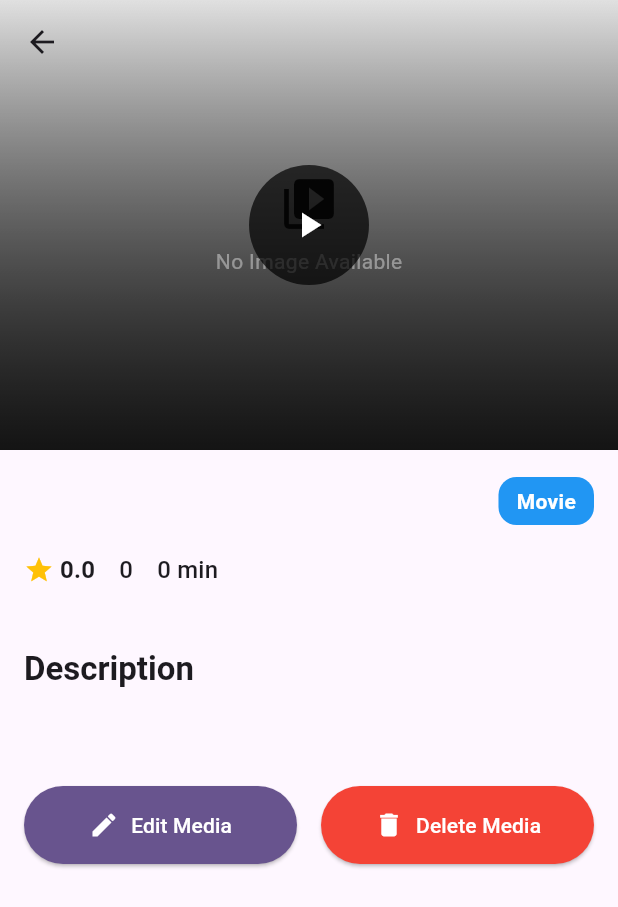
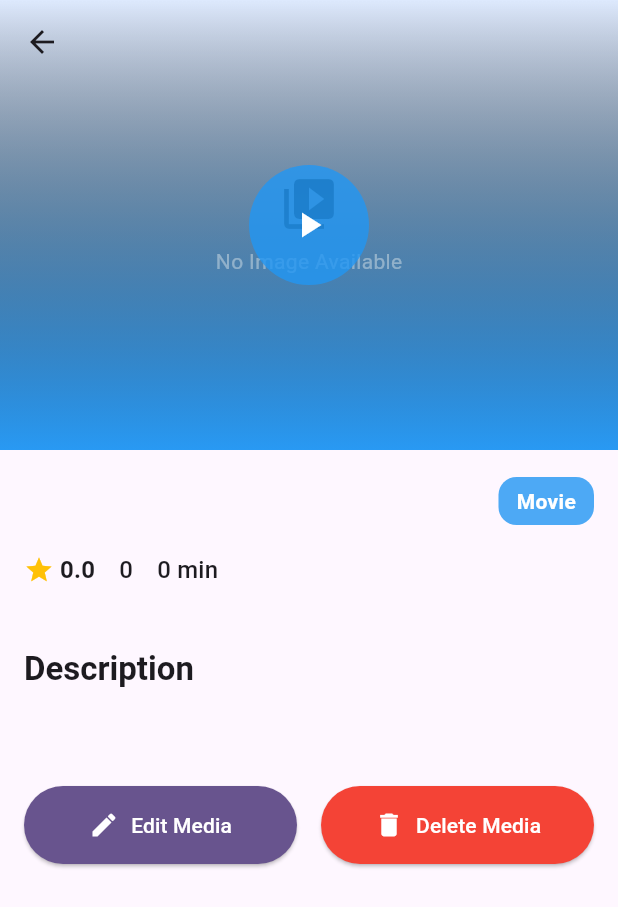
Before and after one commit to dperez2023/flixvod, a Flutter app: the MediaDetailPage screen opened directly with empty values, on a phone screen of 412 x 824 dp. Shown: the top 907 px of the screen. Run offline on Flutter 3.47's test engine with Material 3 defaults, Android fonts, the light colour scheme and no system bars; our stand-ins replace chewie, cloud_firestore, equatable, file_picker, firebase_auth, firebase_core and 5 more; accounts and stored records are empty; generated files the repository leaves out were written again; network calls fail.

Commit message:
core: Added colors for app-wide themes

```diff
--- a/flixvod/lib/core/app_icons.dart
+++ b/flixvod/lib/core/app_icons.dart
@@ -39,14 +39,14 @@ class AppIcons {
   // =================== MEDIA ICONS ===================
 
   /// Movie icon for media type indicators
-  static const Icon movie = Icon(
+  static final Icon movie = Icon(
     Icons.movie,
     color: AppTheme.movieTypeColor,
     size: AppTheme.mediumIconSize,
   );
 
   /// TV series icon for media type indicators
-  static const Icon series = Icon(
+  static final Icon series = Icon(
     Icons.tv,
     color: AppTheme.seriesTypeColor,
     size: AppTheme.mediumIconSize,
@@ -185,7 +185,7 @@ class AppIcons {
   );
 
   /// Info icon
-  static const Icon info = Icon(
+  static final Icon info = Icon(
     Icons.info,
     color: AppTheme.infoColor,
     size: AppTheme.extraLargeIconSize,
--- a/flixvod/lib/core/app_theme.dart
+++ b/flixvod/lib/core/app_theme.dart
@@ -38,55 +38,63 @@ class AppTheme {
 
   // =================== COLORS ===================
 
-  /// Background colors
-  static const Color primaryBackgroundColor = Colors.white;
-  static const Color secondaryBackgroundColor = Color(0xFFF5F5F5);
-  static Color overlayBackgroundColor = Colors.black.withOpacity(0.7);
-  static Color cardBackgroundColor = Colors.grey[300]!;
-  static Color errorBackgroundColor = Colors.red[50]!;
+  /// Background colors - iOS-style translucent blue
+  static Color primaryBackgroundColor = Colors.blue.withOpacity(0.1);
+  static Color secondaryBackgroundColor = Colors.blue.withOpacity(0.05);
+  static Color overlayBackgroundColor = Colors.blue.withOpacity(0.8);
+  static Color cardBackgroundColor = Colors.blue.withOpacity(0.15);
+  static Color errorBackgroundColor = Colors.red.withOpacity(0.1);
 
-  /// Foreground colors
-  static const Color primaryForegroundColor = Colors.black;
+  /// Foreground colors - White-based
+  static const Color primaryForegroundColor = Colors.white;
   static const Color secondaryForegroundColor = Colors.white;
-  static Color mutedForegroundColor = Colors.grey[600]!;
-  static Color lightForegroundColor = Colors.grey[500]!;
+  static Color mutedForegroundColor = Colors.white.withOpacity(0.7);
+  static Color lightForegroundColor = Colors.white.withOpacity(0.5);
   static const Color whiteForegroundColor = Colors.white;
   static const Color white70ForegroundColor = Colors.white70;
 
   /// Border colors
-  static Color errorBorderColor = Colors.red[200]!;
-  static const Color primaryBorderColor = Colors.grey;
+  static Color errorBorderColor = Colors.red.withOpacity(0.3);
+  static Color primaryBorderColor = Colors.white.withOpacity(0.3);
 
   /// Status colors
   static const Color errorColor = Colors.red;
-  static Color errorTextColor = Colors.red[700]!;
+  static Color errorTextColor = Colors.red[300]!;
   static const Color successColor = Colors.green;
   static const Color warningColor = Colors.orange;
-  static const Color infoColor = Colors.blue;
+  static Color infoColor = Colors.blue.withOpacity(0.8);
 
   /// Rating and interaction colors
   static const Color ratingColor = Colors.amber;
-  static Color inactiveRatingColor = Colors.grey[300]!;
+  static Color inactiveRatingColor = Colors.white.withOpacity(0.3);
   static const Color starColor = Colors.amber;
 
   /// Media type colors
-  static const Color movieTypeColor = Colors.blue;
-  static const Color seriesTypeColor = Colors.orange;
+  static Color movieTypeColor = Colors.blue.withOpacity(0.8);
+  static Color seriesTypeColor = Colors.orange.withOpacity(0.8);
 
   /// Player colors
-  static const Color playerBackgroundColor = Colors.black;
+  static Color playerBackgroundColor = Colors.blue.withOpacity(0.9);
   static const Color playerControlsColor = Colors.white;
-  static Color playerBufferedColor = Colors.grey[300]!;
-  static Color playerControlBackgroundColor = Colors.black54;
+  static Color playerBufferedColor = Colors.white.withOpacity(0.3);
+  static Color playerControlBackgroundColor = Colors.blue.withOpacity(0.6);
 
   /// Badge colors
-  static const Color ratingBadgeColor = Colors.black87;
+  static Color ratingBadgeColor = Colors.blue.withOpacity(0.8);
 
   // =================== TEXT STYLES ===================
 
   /// Common text styles with consistent colors and alignment
+  static const TextStyle primaryTextStyle = TextStyle(
+    color: Colors.white,
+  );
+
   static const TextStyle whiteTextStyle = TextStyle(
     color: Colors.white,
+  );
+
+  static TextStyle mutedTextStyle = TextStyle(
+    color: Colors.white.withOpacity(0.7),
   );
 
   static const TextStyle white70TextStyle = TextStyle(
@@ -139,14 +147,14 @@ class AppTheme {
   );
 
   /// Empty state styles
-  static const TextStyle emptyStateTitleStyle = TextStyle(
+  static TextStyle emptyStateTitleStyle = TextStyle(
     fontSize: 18,
-    color: Colors.grey,
+    color: Colors.white.withOpacity(0.8),
   );
 
-  static const TextStyle emptyStateSubtitleStyle = TextStyle(
+  static TextStyle emptyStateSubtitleStyle = TextStyle(
     fontSize: 14,
-    color: Colors.grey,
+    color: Colors.white.withOpacity(0.6),
   );
 
   /// Media type badge style
@@ -242,6 +250,7 @@ class AppTheme {
   static BoxDecoration createCardDecoration() {
     return BoxDecoration(
       color: cardBackgroundColor,
+      borderRadius: BorderRadius.circular(mediumBorderRadius),
     );
   }
 
@@ -261,7 +270,7 @@ class AppTheme {
         end: Alignment.bottomCenter,
         colors: [
           Colors.transparent,
-          overlayBackgroundColor,
+          Colors.blue.withOpacity(0.8),
         ],
       ),
     );
```
